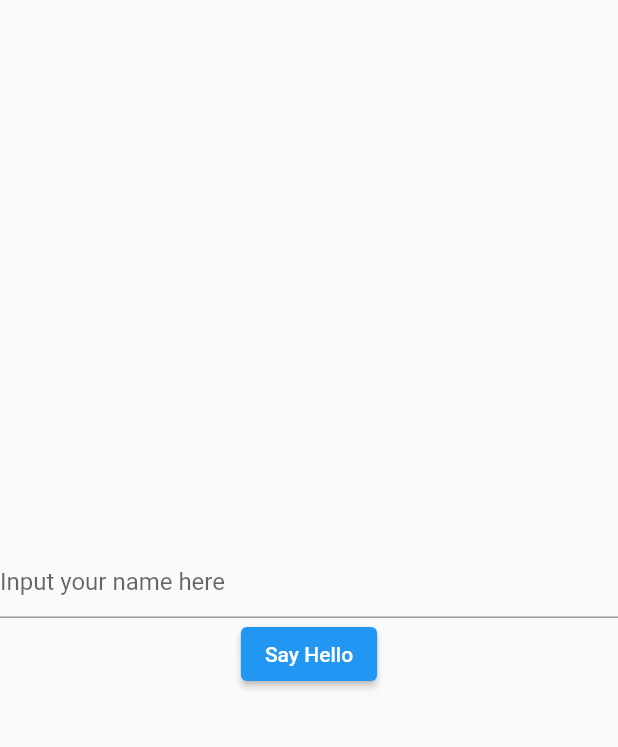
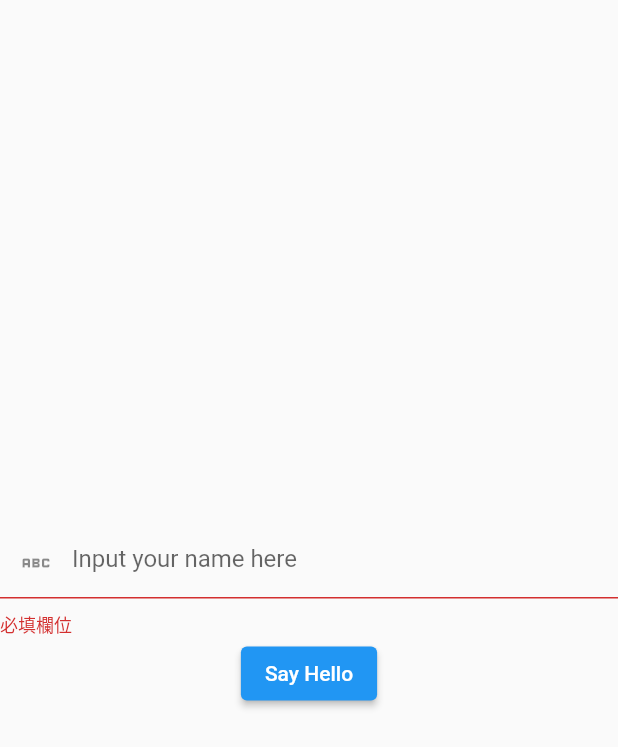
Before and after one commit to samuelchou/flutter_playground, a Flutter app: the HomePage widget shown alone on an empty page, opened directly, on a phone screen of 412 x 824 dp. Shown: the top 747 px of the screen. Run offline on Flutter 3.47's test engine with Material 2 defaults, Android fonts, the phone set to English and light mode, and no system bars.

Commit message:
feat(input-field): added more attributes.

```diff
--- a/lib/input_field.dart
+++ b/lib/input_field.dart
@@ -26,7 +26,12 @@ class HomePage extends StatelessWidget {
       crossAxisAlignment: CrossAxisAlignment.center,
       children: [
         TextField(
-          decoration: const InputDecoration(hintText: "Input your name here"),
+          decoration: const InputDecoration(
+            hintText: "Input your name here",
+            prefixIcon: Icon(Icons.abc),
+            errorText: "必填欄位",
+          ),
+          keyboardType: TextInputType.number,
           controller: textEditingController,
         ),
         ElevatedButton(
```
